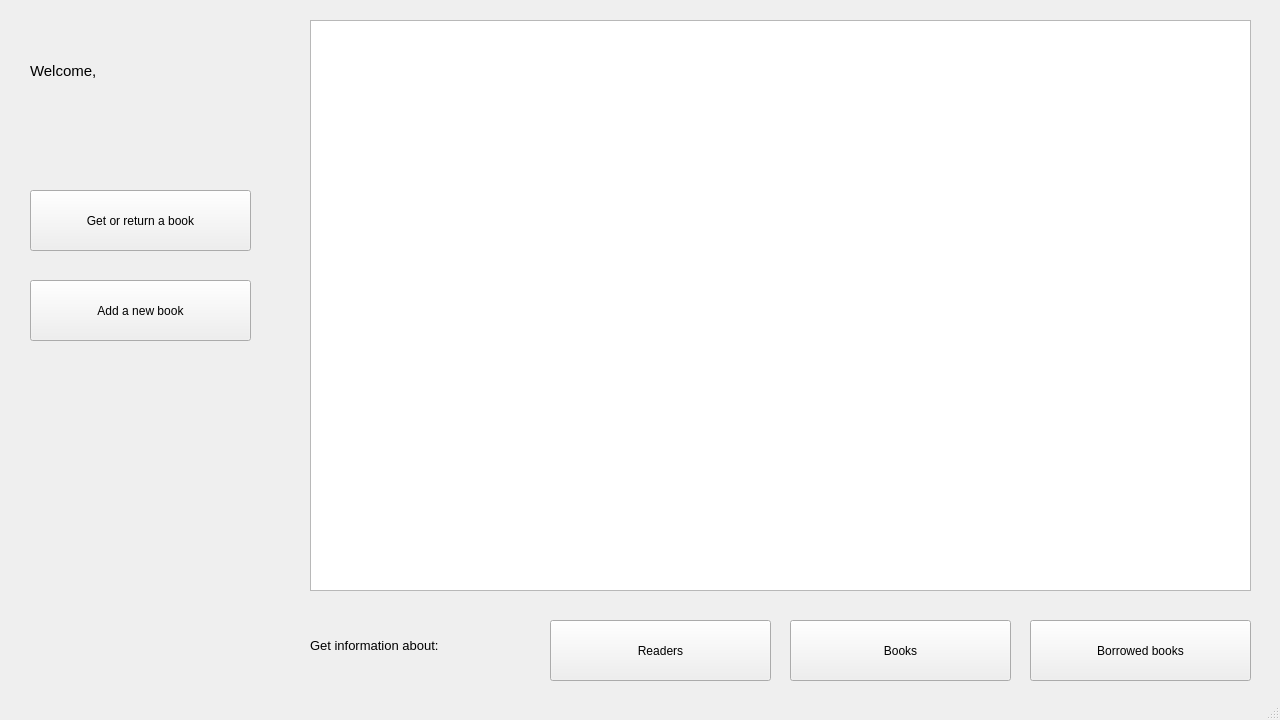
The window that src/GUI/ui/AdminWin.ui (itlab-vision/openvino-smart-library) describes before a commit, drawn with Qt 5.
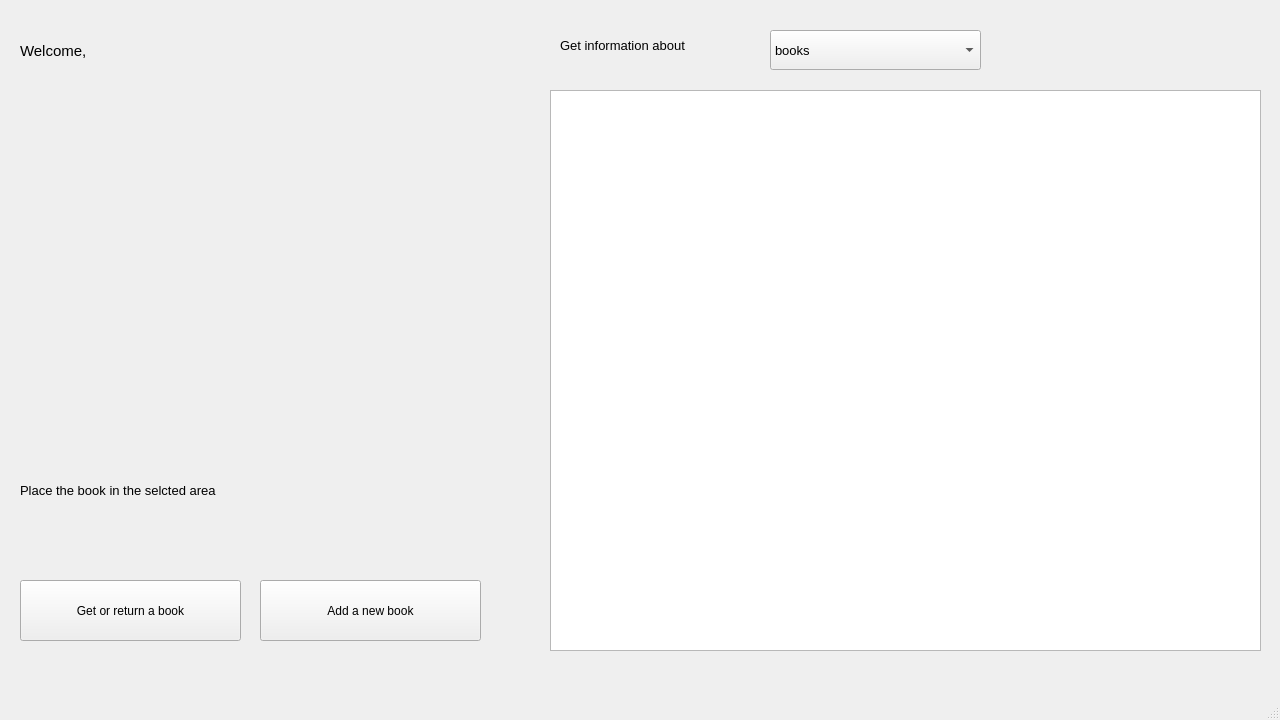
The same window after the commit.

Commit message: done book rec

```diff
--- a/src/GUI/ui/AdminWin.ui
+++ b/src/GUI/ui/AdminWin.ui
@@ -17,57 +17,18 @@
    <widget class="QTableWidget" name="table">
     <property name="geometry">
      <rect>
-      <x>310</x>
-      <y>20</y>
-      <width>941</width>
-      <height>571</height>
-     </rect>
-    </property>
-   </widget>
-   <widget class="QPushButton" name="btnInfoReaders">
-    <property name="geometry">
-     <rect>
       <x>550</x>
-      <y>620</y>
-      <width>221</width>
-      <height>61</height>
+      <y>90</y>
+      <width>711</width>
+      <height>561</height>
      </rect>
-    </property>
-    <property name="text">
-     <string>Readers</string>
-    </property>
-   </widget>
-   <widget class="QPushButton" name="btnInfoBooks">
-    <property name="geometry">
-     <rect>
-      <x>790</x>
-      <y>620</y>
-      <width>221</width>
-      <height>61</height>
-     </rect>
-    </property>
-    <property name="text">
-     <string>Books</string>
-    </property>
-   </widget>
-   <widget class="QPushButton" name="btnInfoBBooks">
-    <property name="geometry">
-     <rect>
-      <x>1030</x>
-      <y>620</y>
-      <width>221</width>
-      <height>61</height>
-     </rect>
-    </property>
-    <property name="text">
-     <string>Borrowed books</string>
     </property>
    </widget>
    <widget class="QLabel" name="labelInfo">
     <property name="geometry">
      <rect>
-      <x>310</x>
-      <y>620</y>
+      <x>560</x>
+      <y>20</y>
       <width>221</width>
       <height>51</height>
      </rect>
@@ -78,16 +39,16 @@
      </font>
     </property>
     <property name="text">
-     <string>Get information about:</string>
+     <string>Get information about</string>
     </property>
    </widget>
    <widget class="QLabel" name="labelHello">
     <property name="geometry">
      <rect>
-      <x>30</x>
-      <y>10</y>
-      <width>271</width>
-      <height>121</height>
+      <x>20</x>
+      <y>20</y>
+      <width>231</width>
+      <height>61</height>
      </rect>
     </property>
     <property name="font">
@@ -102,8 +63,8 @@
    <widget class="QPushButton" name="btnAddBook">
     <property name="geometry">
      <rect>
-      <x>30</x>
-      <y>280</y>
+      <x>260</x>
+      <y>580</y>
       <width>221</width>
       <height>61</height>
      </rect>
@@ -115,8 +76,8 @@
    <widget class="QPushButton" name="btnBook">
     <property name="geometry">
      <rect>
-      <x>30</x>
-      <y>190</y>
+      <x>20</x>
+      <y>580</y>
       <width>221</width>
       <height>61</height>
      </rect>
@@ -125,14 +86,81 @@
      <string>Get or return a book</string>
     </property>
    </widget>
-   <zorder>table</zorder>
-   <zorder>labelInfo</zorder>
-   <zorder>labelHello</zorder>
-   <zorder>btnAddBook</zorder>
-   <zorder>btnBook</zorder>
-   <zorder>btnInfoReaders</zorder>
-   <zorder>btnInfoBBooks</zorder>
-   <zorder>btnInfoBooks</zorder>
+   <widget class="QLabel" name="labelCamera">
+    <property name="geometry">
+     <rect>
+      <x>20</x>
+      <y>90</y>
+      <width>472</width>
+      <height>354</height>
+     </rect>
+    </property>
+    <property name="sizePolicy">
+     <sizepolicy hsizetype="Fixed" vsizetype="Fixed">
+      <horstretch>0</horstretch>
+      <verstretch>0</verstretch>
+     </sizepolicy>
+    </property>
+    <property name="font">
+     <font>
+      <pointsize>9</pointsize>
+     </font>
+    </property>
+    <property name="text">
+     <string/>
+    </property>
+    <property name="alignment">
+     <set>Qt::AlignHCenter|Qt::AlignTop</set>
+    </property>
+   </widget>
+   <widget class="QComboBox" name="comboBox">
+    <property name="geometry">
+     <rect>
+      <x>770</x>
+      <y>30</y>
+      <width>211</width>
+      <height>40</height>
+     </rect>
+    </property>
+    <property name="font">
+     <font>
+      <pointsize>10</pointsize>
+     </font>
+    </property>
+    <item>
+     <property name="text">
+      <string>books</string>
+     </property>
+    </item>
+    <item>
+     <property name="text">
+      <string>readers</string>
+     </property>
+    </item>
+    <item>
+     <property name="text">
+      <string>borrowed books</string>
+     </property>
+    </item>
+   </widget>
+   <widget class="QLabel" name="labelInfo2">
+    <property name="geometry">
+     <rect>
+      <x>20</x>
+      <y>470</y>
+      <width>481</width>
+      <height>41</height>
+     </rect>
+    </property>
+    <property name="font">
+     <font>
+      <pointsize>10</pointsize>
+     </font>
+    </property>
+    <property name="text">
+     <string>Place the book in the selcted area</string>
+    </property>
+   </widget>
   </widget>
   <widget class="QStatusBar" name="statusbar"/>
  </widget>
```
The commit also changes 5 other files.
